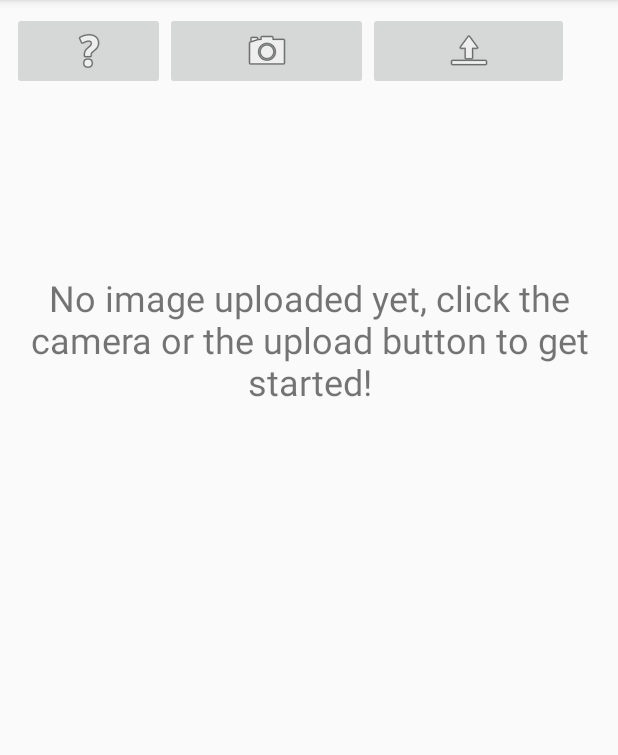
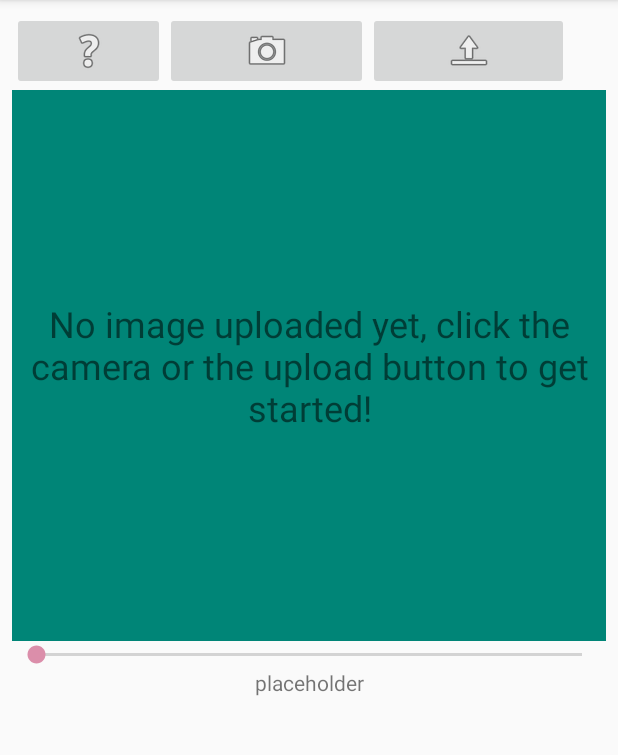
Before and after one commit to timecomplexity/FoodSeer, an Android app: the screen it shows after launch (MainActivity), on a phone screen of 412 x 824 dp, the part 84-839 px from its top. Run offline under Robolectric (Android 15) with nearby library versions, the phone set to English and light mode, and no system bars.

Commit message:
views are getting there

```diff
--- a/app/src/main/java/com/blastbeatsandcode/seefood/view/MainActivity.java
+++ b/app/src/main/java/com/blastbeatsandcode/seefood/view/MainActivity.java
@@ -1,15 +1,93 @@
 package com.blastbeatsandcode.seefood.view;
 
+import android.media.Image;
 import android.support.v7.app.AppCompatActivity;
 import android.os.Bundle;
+import android.view.View;
+import android.widget.Button;
+import android.widget.ImageButton;
+import android.widget.SeekBar;
+import android.widget.TextView;
 
 import com.blastbeatsandcode.seefood.R;
 
+import org.w3c.dom.Text;
+
 public class MainActivity extends AppCompatActivity {
+
+    // view elements in order of position top to bottom
+    private static ImageButton buttonHelp;
+    private static ImageButton buttonCamera;
+    private static ImageButton buttonUpload;
+    private static View imageMainResult;
+    private static TextView textNoneUploadedYet;
+    private static SeekBar seekbarMainResult;
+    private static TextView textMainResult;
 
     @Override
     protected void onCreate(Bundle savedInstanceState) {
         super.onCreate(savedInstanceState);
         setContentView(R.layout.activity_main);
+
+        // assign all view elements
+
+        buttonHelp = (ImageButton)findViewById(R.id.buttonHelp);
+        buttonCamera = (ImageButton)findViewById(R.id.buttonCamera);
+        buttonUpload = (ImageButton)findViewById(R.id.buttonUpload);
+        imageMainResult = (View)findViewById(R.id.imageMainResult);
+        textNoneUploadedYet = (TextView)findViewById(R.id.textNoneUploadedYet);
+        seekbarMainResult = (SeekBar)findViewById(R.id.seekbarMainResult);
+        textMainResult = (TextView)findViewById(R.id.textMainResult);
+
+        // start all listeners
+
+        helpListener();
+        cameraListener();
+        uploadListener();
+
+        // initialize
+
+        initialize();
+
     }
+
+    public void initialize(){
+        //TODO
+        // set imageMainResult to first most recent image from db (or return now if theres none)
+        // hide textNoneUploadedYet
+        // based on main image, set seekbarMainResult and textMainResult
+        // populate the gallery below
+    }
+
+    public void helpListener(){
+        buttonHelp.setOnClickListener(
+            new View.OnClickListener() {
+                @Override public void onClick(View v) {
+                    //TODO
+                }
+            }
+        );
+    }
+
+    public void cameraListener(){
+        buttonCamera.setOnClickListener(
+                new View.OnClickListener() {
+                    @Override public void onClick(View v) {
+                        //TODO
+                    }
+                }
+        );
+    }
+
+    public void uploadListener(){
+        buttonUpload.setOnClickListener(
+                new View.OnClickListener() {
+                    @Override public void onClick(View v) {
+                        //TODO
+                    }
+                }
+        );
+    }
+
+
 }
--- a/app/src/main/res/layout/activity_main.xml
+++ b/app/src/main/res/layout/activity_main.xml
@@ -9,7 +9,7 @@
     <LinearLayout
         android:id="@+id/linearLayout"
         android:layout_width="0dp"
-        android:layout_height="0dp"
+        android:layout_height="799dp"
         android:layout_marginStart="8dp"
         android:layout_marginLeft="8dp"
         android:layout_marginTop="8dp"
@@ -20,7 +20,8 @@
         app:layout_constraintBottom_toBottomOf="parent"
         app:layout_constraintEnd_toEndOf="parent"
         app:layout_constraintStart_toStartOf="parent"
-        app:layout_constraintTop_toTopOf="parent">
+        app:layout_constraintTop_toTopOf="parent"
+        app:layout_constraintVertical_bias="0.0">
 
         <LinearLayout
             android:layout_width="match_parent"
@@ -28,19 +29,19 @@
             android:orientation="horizontal">
 
             <ImageButton
-                android:id="@+id/imageButton3"
+                android:id="@+id/buttonHelp"
                 android:layout_width="102dp"
                 android:layout_height="wrap_content"
                 app:srcCompat="@android:drawable/ic_menu_help" />
 
             <ImageButton
-                android:id="@+id/imageButton"
+                android:id="@+id/buttonCamera"
                 android:layout_width="135dp"
                 android:layout_height="wrap_content"
                 app:srcCompat="@android:drawable/ic_menu_camera" />
 
             <ImageButton
-                android:id="@+id/imageButton2"
+                android:id="@+id/buttonUpload"
                 android:layout_width="134dp"
                 android:layout_height="wrap_content"
                 app:srcCompat="@android:drawable/ic_menu_upload" />
@@ -49,16 +50,37 @@
 
         <FrameLayout
             android:layout_width="match_parent"
-            android:layout_height="match_parent">
+            android:layout_height="367dp">
+
+            <ImageView
+                android:id="@+id/imageMainResult"
+                android:layout_width="match_parent"
+                android:layout_height="match_parent"
+                android:background="?android:attr/accessibilityFocusedDrawable"
+                app:srcCompat="@color/colorPrimary" />
 
             <TextView
-                android:id="@+id/textView"
+                android:id="@+id/textNoneUploadedYet"
                 android:layout_width="wrap_content"
-                android:layout_height="333dp"
+                android:layout_height="match_parent"
                 android:gravity="center"
                 android:text="No image uploaded yet, click the camera or the upload button to get started!"
                 android:textSize="24sp" />
+
         </FrameLayout>
+
+        <SeekBar
+            android:id="@+id/seekbarMainResult"
+            android:layout_width="match_parent"
+            android:layout_height="wrap_content"
+            android:enabled="false" />
+
+        <TextView
+            android:id="@+id/textMainResult"
+            android:layout_width="match_parent"
+            android:layout_height="wrap_content"
+            android:gravity="center"
+            android:text="placeholder" />
 
     </LinearLayout>
 </android.support.constraint.ConstraintLayout>
--- a/app/src/main/res/values/colors.xml
+++ b/app/src/main/res/values/colors.xml
@@ -2,5 +2,5 @@
 <resources>
     <color name="colorPrimary">#008577</color>
     <color name="colorPrimaryDark">#00574B</color>
-    <color name="colorAccent">#D81B60</color>
+    <color name="colorAccent">#db8eaa</color>
 </resources>
```
